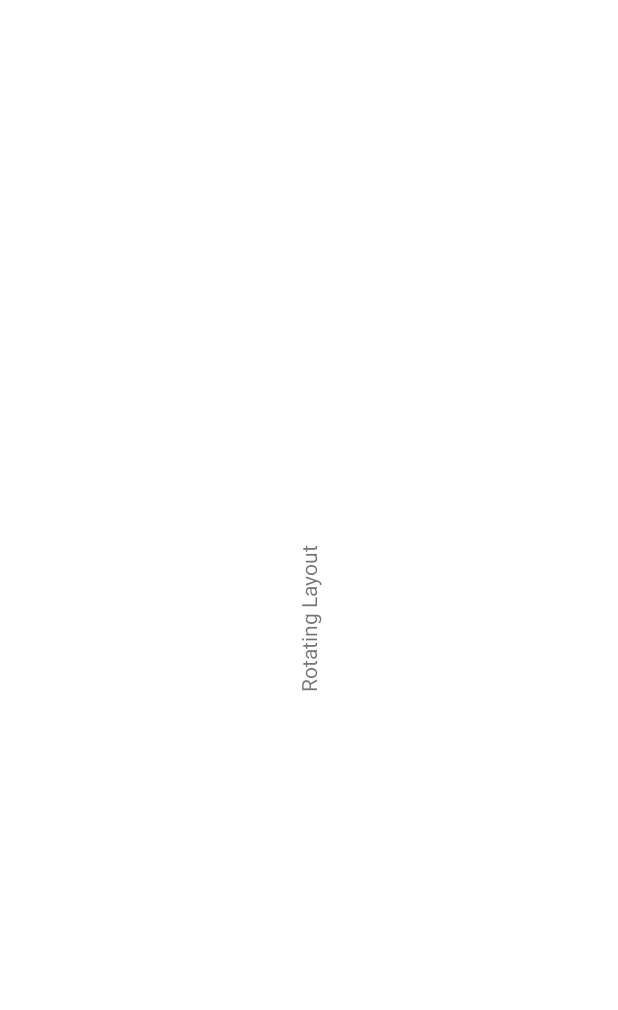
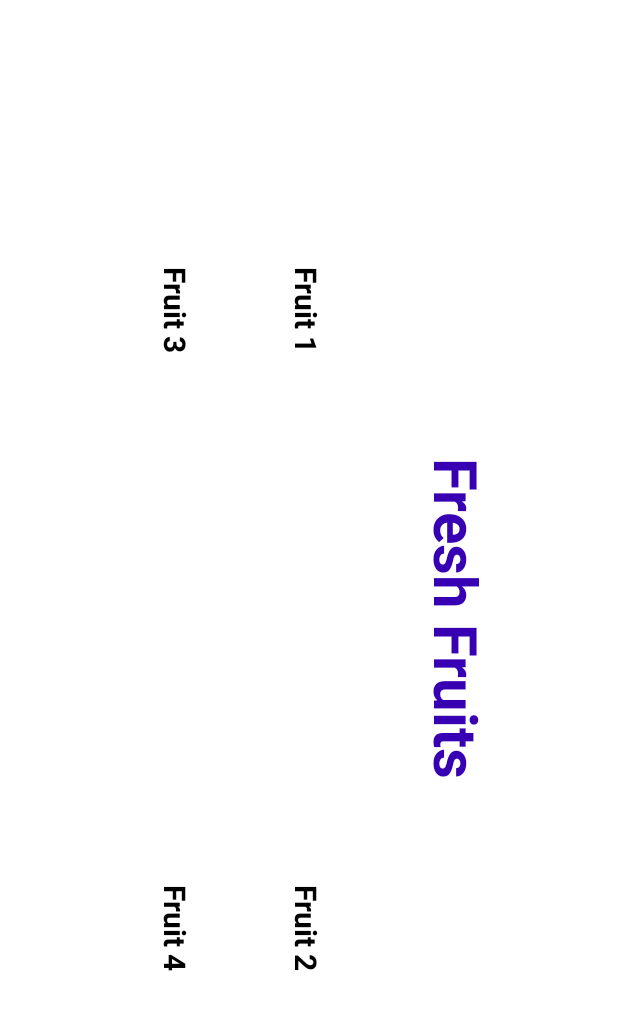
Before and after one commit to TeamDotworld/android-tv-screen-rotate, an Android app: the screen it shows after launch (MainActivity), on a phone screen of 412 x 824 dp. Before the commit the part shown is almost empty. Shown: the top 1010 px of the screen. Run offline under Robolectric (Android 15) with nearby library versions, the phone set to English and light mode, and no system bars.

Commit message:
added ui layout

```diff
--- a/app/src/main/java/dev/dotworld/rotatelayout/MainActivity.kt
+++ b/app/src/main/java/dev/dotworld/rotatelayout/MainActivity.kt
@@ -15,7 +15,7 @@ class MainActivity : AppCompatActivity() {
         setContentView(binding.root)
 
         // programmatically changing the device orientation
-        binding.rotateLayout.angle = 90 /*values must be 0 or 90 or 180 or 270*/
+        //binding.rotateLayout.angle = 90 /*values must be 0 or 90 or 180 or 270*/
 
     }
 
--- a/app/src/main/res/layout/activity_main.xml
+++ b/app/src/main/res/layout/activity_main.xml
@@ -5,12 +5,95 @@
     android:id="@+id/rotate_layout"
     android:layout_width="match_parent"
     android:layout_height="match_parent"
-    app:angle="90"
+    app:angle="270"
     tools:context=".MainActivity">
 
-    <TextView
-        android:layout_width="wrap_content"
-        android:layout_height="wrap_content"
-        android:text="@string/rotating_layout" />
+    <androidx.constraintlayout.widget.ConstraintLayout
+        android:layout_width="match_parent"
+        android:layout_height="match_parent">
+
+
+        <TextView
+            android:id="@+id/fruits_id"
+            android:layout_width="wrap_content"
+            android:layout_height="wrap_content"
+            android:layout_marginTop="80dp"
+            android:text="Fresh Fruits"
+            android:textColor="@color/purple_700"
+            android:textSize="40sp"
+            android:textStyle="bold"
+            app:layout_constraintEnd_toEndOf="parent"
+            app:layout_constraintStart_toStartOf="parent"
+            app:layout_constraintTop_toTopOf="parent" />
+
+        <LinearLayout
+            android:id="@+id/first_row"
+            android:layout_width="match_parent"
+            android:layout_height="wrap_content"
+            android:layout_marginTop="20dp"
+            android:orientation="horizontal"
+            android:weightSum="2"
+            app:layout_constraintEnd_toEndOf="parent"
+            app:layout_constraintStart_toStartOf="parent"
+            app:layout_constraintTop_toBottomOf="@id/fruits_id">
+
+            <TextView
+                android:layout_width="wrap_content"
+                android:layout_height="wrap_content"
+                android:layout_marginTop="40dp"
+                android:layout_weight="1"
+                android:gravity="center_horizontal"
+                android:text="Fruit 1"
+                android:textColor="@color/black"
+                android:textSize="20sp"
+                android:textStyle="bold" />
+
+            <TextView
+                android:layout_width="wrap_content"
+                android:layout_height="wrap_content"
+                android:layout_marginTop="40dp"
+                android:layout_weight="1"
+                android:gravity="center_horizontal"
+                android:text="Fruit 2"
+                android:textColor="@color/black"
+                android:textSize="20sp"
+                android:textStyle="bold" />
+        </LinearLayout>
+
+        <LinearLayout
+            android:layout_width="match_parent"
+            android:layout_height="wrap_content"
+            android:layout_marginTop="20dp"
+            android:orientation="horizontal"
+            android:weightSum="2"
+            app:layout_constraintEnd_toEndOf="parent"
+            app:layout_constraintStart_toStartOf="parent"
+            app:layout_constraintTop_toBottomOf="@id/first_row">
+
+            <TextView
+                android:layout_width="wrap_content"
+                android:layout_height="wrap_content"
+                android:layout_marginTop="40dp"
+                android:layout_weight="1"
+                android:gravity="center_horizontal"
+                android:text="Fruit 3"
+                android:textColor="@color/black"
+                android:textSize="20sp"
+                android:textStyle="bold" />
+
+            <TextView
+                android:layout_width="wrap_content"
+                android:layout_height="wrap_content"
+                android:layout_marginTop="40dp"
+                android:layout_weight="1"
+                android:gravity="center_horizontal"
+                android:text="Fruit 4"
+                android:textColor="@color/black"
+                android:textSize="20sp"
+                android:textStyle="bold" />
+        </LinearLayout>
+
+
+    </androidx.constraintlayout.widget.ConstraintLayout>
 
 </dev.dotworld.rotatelayout.RotateLayout>
```
